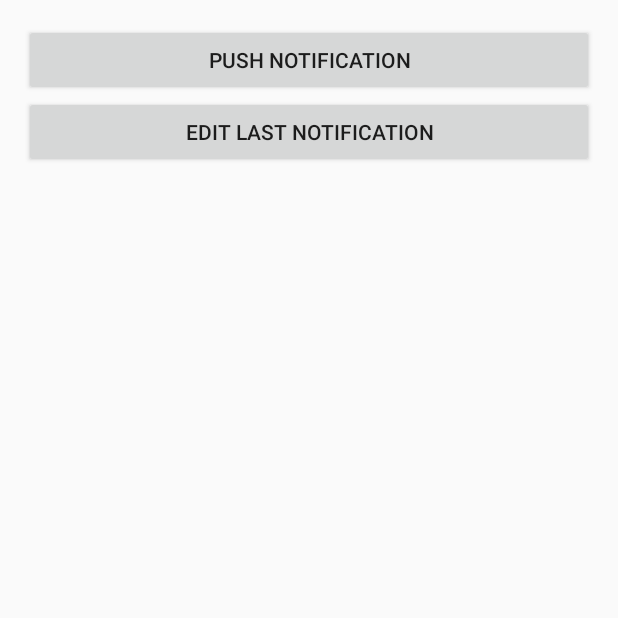
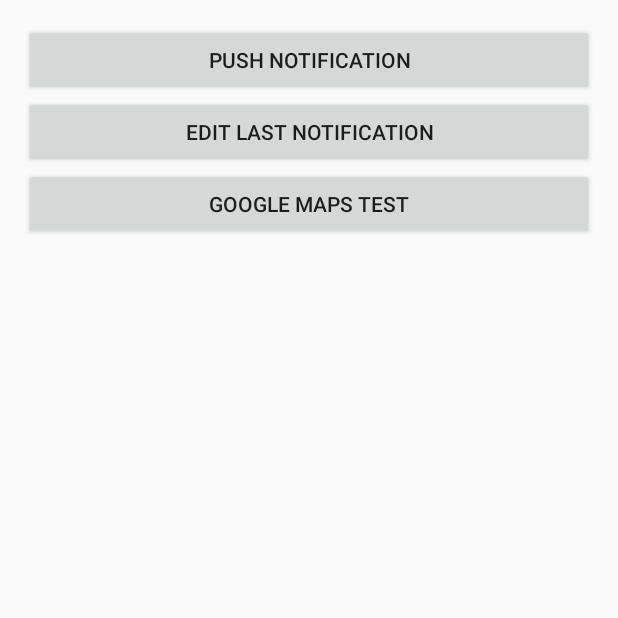
Before and after one commit to mrtijn310/touristGuide, an Android app: the screen it shows after launch (MyActivity), on a phone screen of 412 x 824 dp, the top half of it. Run offline under Robolectric (Android 15) with nearby library versions, the phone set to English and light mode, and no system bars.

Commit message:
TestMaps

```diff
--- a/MijnTestApplicatie/app/build.gradle
+++ b/MijnTestApplicatie/app/build.gradle
@@ -22,4 +22,5 @@
 dependencies {
     compile fileTree(dir: 'libs', include: ['*.jar'])
     compile 'com.android.support:appcompat-v7:20.0.0'
+    compile 'com.google.android.gms:play-services:4.2.42'
 }
--- a/MijnTestApplicatie/app/src/main/java/com/example/xander/mijntestapplicatie/MyActivity.java
+++ b/MijnTestApplicatie/app/src/main/java/com/example/xander/mijntestapplicatie/MyActivity.java
@@ -23,14 +23,26 @@
 
     int mId = 0;
     NotificationCompat.Builder mBuilder;
-    Button btEditPush;
+    Button btEditPush, btMaps;
 
     @Override
     protected void onCreate(Bundle savedInstanceState) {
         super.onCreate(savedInstanceState);
         setContentView(R.layout.activity_my);
         pushNotificationButton();
-        Log.e("Status: ","onCreate");
+        btMaps = (Button) findViewById(R.id.btGoogle);
+        btMaps.setOnClickListener(new View.OnClickListener() {
+            @Override
+            public void onClick(View v) {
+                startMapsIntent();
+            }
+        });
+        Log.e("Status: ", "onCreate");
+    }
+
+    public void startMapsIntent(){
+        Intent mapsIntent = new Intent(this, MapsActivity.class);
+        startActivity(mapsIntent);
     }
 
     Button btPush;
@@ -52,6 +64,7 @@
             }
         });
     }
+
 
     protected void onStart(){
         super.onStart();
--- /dev/null
+++ b/MijnTestApplicatie/app/src/main/res/layout/activity_maps.xml
@@ -0,0 +1,5 @@
+<fragment xmlns:android="http://schemas.android.com/apk/res/android"
+    xmlns:tools="http://schemas.android.com/tools" android:layout_width="match_parent"
+    android:layout_height="match_parent" android:id="@+id/map"
+    tools:context="com.example.xander.mijntestapplicatie.MapsActivity"
+    android:name="com.google.android.gms.maps.SupportMapFragment" />
--- a/MijnTestApplicatie/app/src/main/res/layout/activity_my.xml
+++ b/MijnTestApplicatie/app/src/main/res/layout/activity_my.xml
@@ -26,4 +26,12 @@
         android:layout_alignRight="@+id/btnNewIntent"
         android:layout_alignEnd="@+id/btnNewIntent" />
 
+    <Button
+        android:layout_width="match_parent"
+        android:layout_height="wrap_content"
+        android:text="Google Maps Test"
+        android:id="@+id/btGoogle"
+        android:layout_below="@+id/btEditNotification"
+        android:layout_alignParentLeft="true" />
+
 </RelativeLayout>
--- a/MijnTestApplicatie/app/src/main/res/values/strings.xml
+++ b/MijnTestApplicatie/app/src/main/res/values/strings.xml
@@ -4,5 +4,6 @@
     <string name="app_name">MijnTestApplicatie</string>
     <string name="hello_world">Hello world!</string>
     <string name="action_settings">Settings</string>
+    <string name="title_activity_maps">Map</string>
 
 </resources>
```
Also changed, not shown: MijnTestApplicatie/app/src/debug/res/values/google_maps_api.xml (added, +18 -0 lines), MijnTestApplicatie/app/src/main/AndroidManifest.xml (+24 -1 lines), MijnTestApplicatie/app/src/main/java/com/example/xander/mijntestapplicatie/MapsActivity.java (added, +67 -0 lines), 2 other files.
